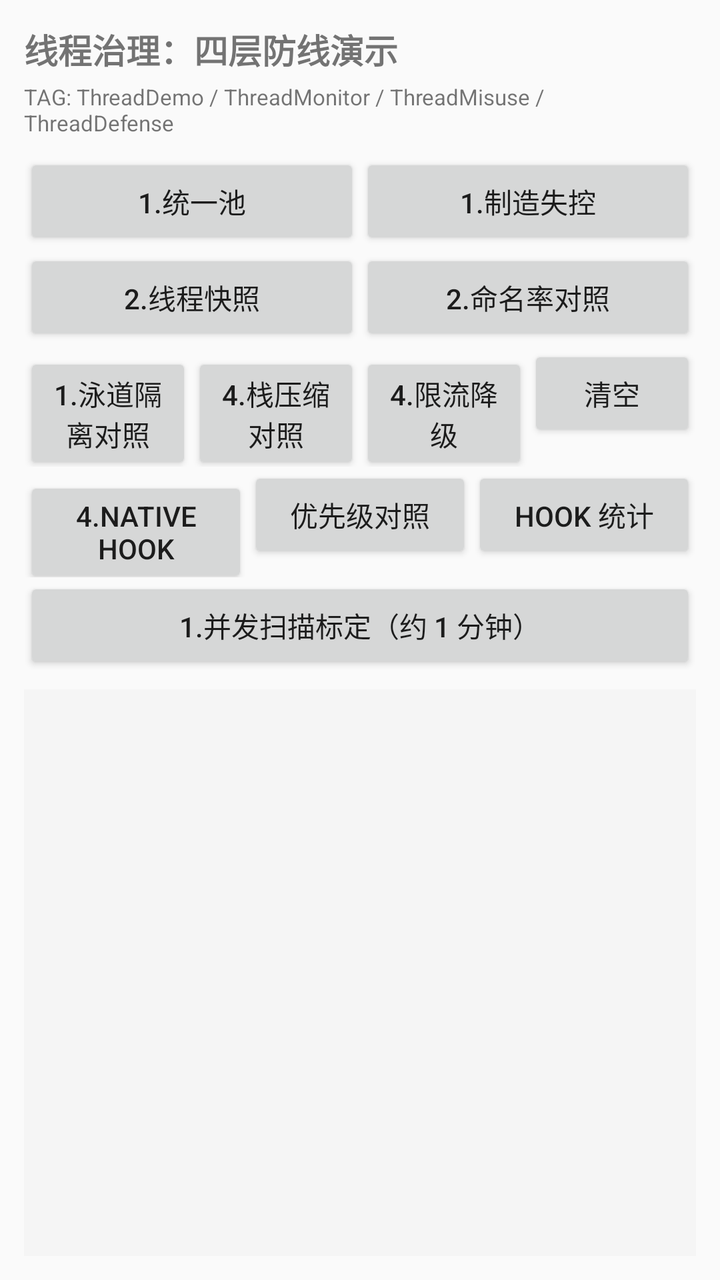
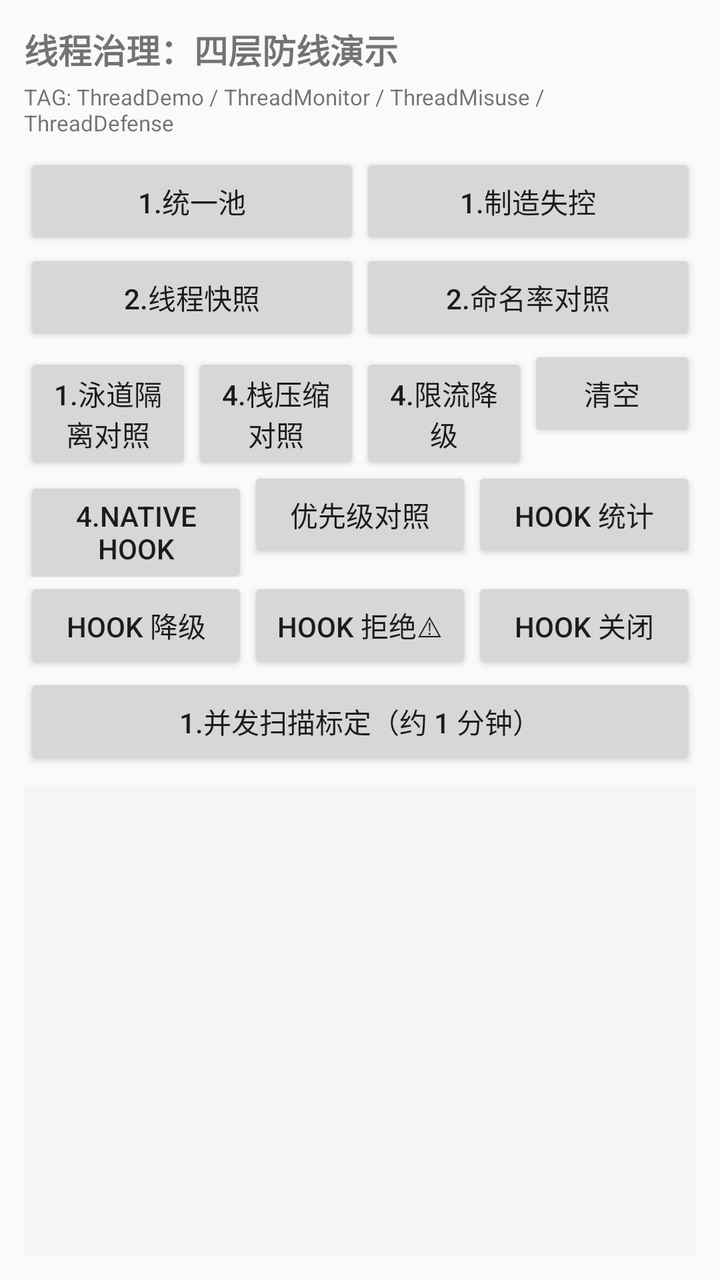

Screens rendered from an Android XML layout before and after an edit, with the pre-edit source and the edit as a unified diff.
<!-- AndroidManifest.xml: activity theme Theme.MyApplication.AppCompat -->
<!-- res/layout/activity_thread_governance.xml -->
<?xml version="1.0" encoding="utf-8"?>
<LinearLayout xmlns:android="http://schemas.android.com/apk/res/android"
    android:layout_width="match_parent"
    android:layout_height="match_parent"
    android:orientation="vertical"
    android:padding="12dp">

    <TextView
        android:layout_width="match_parent"
        android:layout_height="wrap_content"
        android:text="线程治理：四层防线演示"
        android:textSize="17sp"
        android:textStyle="bold" />

    <TextView
        android:layout_width="match_parent"
        android:layout_height="wrap_content"
        android:layout_marginTop="4dp"
        android:text="TAG: ThreadDemo / ThreadMonitor / ThreadMisuse / ThreadDefense"
        android:textSize="11sp" />

    <LinearLayout
        android:layout_width="match_parent"
        android:layout_height="wrap_content"
        android:layout_marginTop="8dp"
        android:orientation="horizontal">

        <Button
            android:id="@+id/btn_step1_pools"
            android:layout_width="0dp"
            android:layout_height="wrap_content"
            android:layout_weight="1"
            android:text="1.统一池" />

        <Button
            android:id="@+id/btn_step1_misuse"
            android:layout_width="0dp"
            android:layout_height="wrap_content"
            android:layout_weight="1"
            android:text="1.制造失控" />
    </LinearLayout>

    <LinearLayout
        android:layout_width="match_parent"
        android:layout_height="wrap_content"
        android:orientation="horizontal">

        <Button
            android:id="@+id/btn_step2_snapshot"
            android:layout_width="0dp"
            android:layout_height="wrap_content"
            android:layout_weight="1"
            android:text="2.线程快照" />

        <Button
            android:id="@+id/btn_step2_compare"
            android:layout_width="0dp"
            android:layout_height="wrap_content"
            android:layout_weight="1"
            android:text="2.命名率对照" />
    </LinearLayout>

    <LinearLayout
        android:layout_width="match_parent"
        android:layout_height="wrap_content"
        android:orientation="horizontal">

        <Button
            android:id="@+id/btn_lane_isolation"
            android:layout_width="0dp"
            android:layout_height="wrap_content"
            android:layout_weight="1"
            android:text="1.泳道隔离对照" />

        <Button
            android:id="@+id/btn_step4_stack"
            android:layout_width="0dp"
            android:layout_height="wrap_content"
            android:layout_weight="1"
            android:text="4.栈压缩对照" />

        <Button
            android:id="@+id/btn_step4_limit"
            android:layout_width="0dp"
            android:layout_height="wrap_content"
            android:layout_weight="1"
            android:text="4.限流降级" />

        <Button
            android:id="@+id/btn_clear"
            android:layout_width="0dp"
            android:layout_height="wrap_content"
            android:layout_weight="1"
            android:text="清空" />
    </LinearLayout>

    <LinearLayout
        android:layout_width="match_parent"
        android:layout_height="wrap_content"
        android:orientation="horizontal">

        <Button
            android:id="@+id/btn_step4_hook"
            android:layout_width="0dp"
            android:layout_height="wrap_content"
            android:layout_weight="1"
            android:text="4.Native Hook" />

        <Button
            android:id="@+id/btn_priority_diag"
            android:layout_width="0dp"
            android:layout_height="wrap_content"
            android:layout_weight="1"
            android:text="优先级对照" />

        <Button
            android:id="@+id/btn_native_count"
            android:layout_width="0dp"
            android:layout_height="wrap_content"
            android:layout_weight="1"
            android:text="Hook 统计" />
    </LinearLayout>

    <LinearLayout
        android:layout_width="match_parent"
        android:layout_height="wrap_content"
        android:orientation="horizontal">

        <Button
            android:id="@+id/btn_calibration"
            android:layout_width="0dp"
            android:layout_height="wrap_content"
            android:layout_weight="1"
            android:text="1.并发扫描标定（约 1 分钟）" />
    </LinearLayout>

    <ScrollView
        android:layout_width="match_parent"
        android:layout_height="0dp"
        android:layout_marginTop="8dp"
        android:layout_weight="1"
        android:background="#F5F5F5">

        <TextView
            android:id="@+id/tv_output"
            android:layout_width="match_parent"
            android:layout_height="wrap_content"
            android:fontFamily="monospace"
            android:padding="8dp"
            android:textSize="11sp" />
    </ScrollView>

</LinearLayout>
<!-- resources referenced by this layout -->
<resources>
  <style name="Theme.MyApplication.AppCompat" parent="Theme.AppCompat.Light.NoActionBar" />
</resources>

<!-- the commit's change to res/layout/activity_thread_governance.xml (unified diff, before → after) -->
@@ -127,6 +127,33 @@
         android:orientation="horizontal">
 
         <Button
+            android:id="@+id/btn_native_enforce"
+            android:layout_width="0dp"
+            android:layout_height="wrap_content"
+            android:layout_weight="1"
+            android:text="Hook 降级" />
+
+        <Button
+            android:id="@+id/btn_native_reject"
+            android:layout_width="0dp"
+            android:layout_height="wrap_content"
+            android:layout_weight="1"
+            android:text="Hook 拒绝⚠" />
+
+        <Button
+            android:id="@+id/btn_native_raw"
+            android:layout_width="0dp"
+            android:layout_height="wrap_content"
+            android:layout_weight="1"
+            android:text="Hook 关闭" />
+    </LinearLayout>
+
+    <LinearLayout
+        android:layout_width="match_parent"
+        android:layout_height="wrap_content"
+        android:orientation="horizontal">
+
+        <Button
             android:id="@+id/btn_calibration"
             android:layout_width="0dp"
             android:layout_height="wrap_content"
